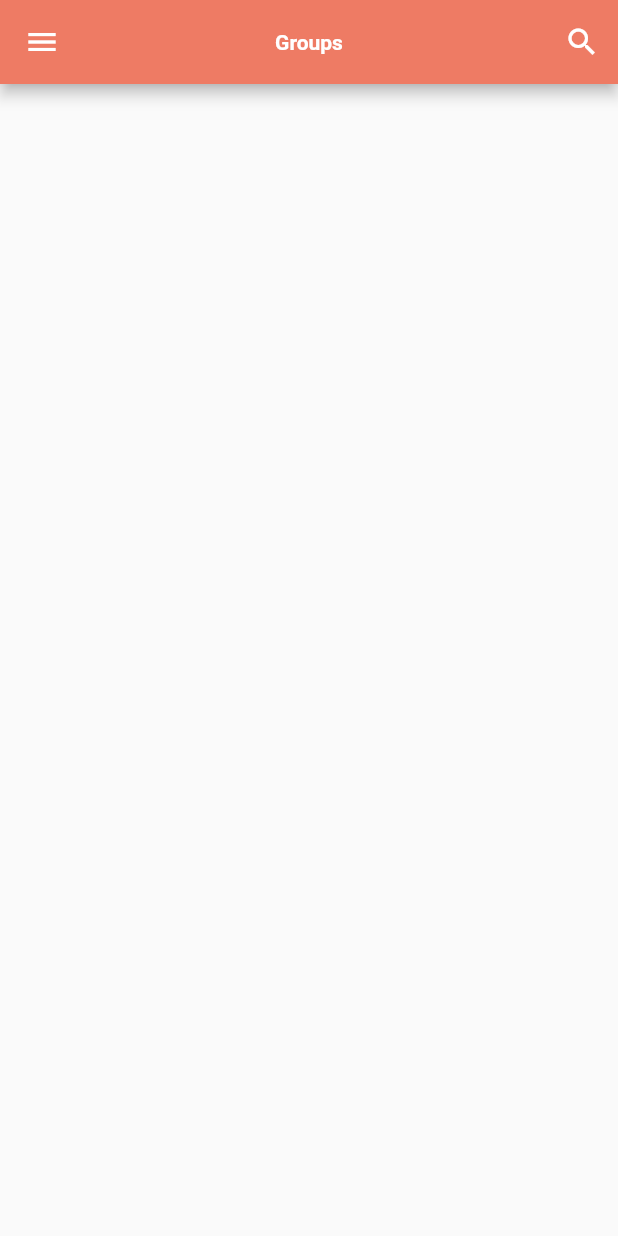
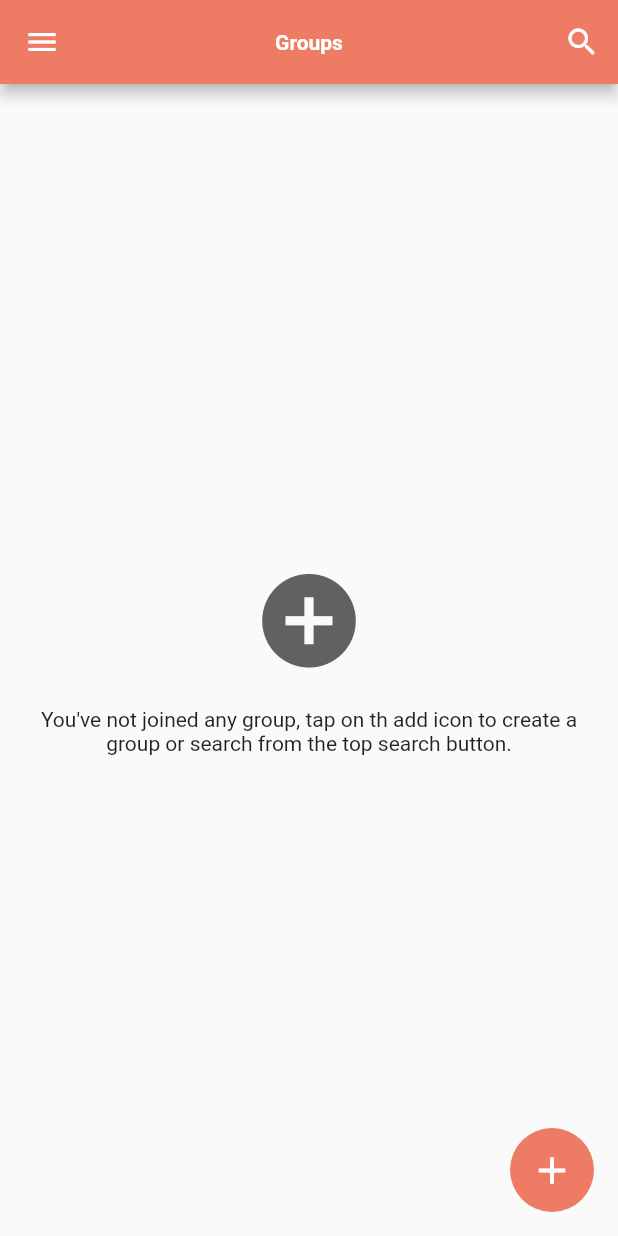
Before and after one commit to Pav10s/chat_app, a Flutter app: the HomePage screen opened directly, on a phone screen of 412 x 824 dp. Run offline on Flutter 3.47's test engine with Material 2 defaults, Android fonts, the phone set to English and light mode, and no system bars; our stand-ins replace cloud_firestore, firebase_auth, firebase_core, shared_preferences; accounts and stored records are empty.

Commit message:
Creating Group Feature

```diff
--- a/lib/pages/auth/login_page.dart
+++ b/lib/pages/auth/login_page.dart
@@ -6,7 +6,6 @@ import 'package:chat_app/service/database_service.dart';
 import 'package:chat_app/widgets/widgets.dart';
 import 'package:cloud_firestore/cloud_firestore.dart';
 import 'package:firebase_auth/firebase_auth.dart';
-import 'package:firebase_core/firebase_core.dart';
 import 'package:flutter/gestures.dart';
 import 'package:flutter/material.dart';
 
@@ -160,7 +159,7 @@ class _LoginPageState extends State<LoginPage> {
           .then((value) async {
         if (value == true) {
           QuerySnapshot snapshot =
-              await DatabaseService(FirebaseAuth.instance.currentUser!.uid)
+              await DatabaseService(uid:FirebaseAuth.instance.currentUser!.uid)
                   .getUserData(email);
           await HelperFunction.saveUserLoggedInKey(true);
           await HelperFunction.saveUserNameSF(snapshot.docs[0]["fullName"]);
--- a/lib/pages/home_page.dart
+++ b/lib/pages/home_page.dart
@@ -3,7 +3,9 @@ import 'package:chat_app/pages/auth/login_page.dart';
 import 'package:chat_app/pages/proflie_page.dart';
 import 'package:chat_app/pages/search_page.dart';
 import 'package:chat_app/service/auth_service.dart';
+import 'package:chat_app/service/database_service.dart';
 import 'package:chat_app/widgets/widgets.dart';
+import 'package:firebase_auth/firebase_auth.dart';
 import 'package:flutter/material.dart';
 
 class HomePage extends StatefulWidget {
@@ -17,6 +19,9 @@ class _HomePageState extends State<HomePage> {
   String userName = "";
   String email = "";
   AuthService authService = AuthService();
+  Stream? groups;
+  bool _isLoading = false;
+  String groupName = "";
 
   @override
   void initState() {
@@ -30,6 +35,15 @@ class _HomePageState extends State<HomePage> {
     });
     await HelperFunction.getEmail().then((value) {
       email = value!;
+    });
+
+    //getting the list of snapshots in stream
+    await DatabaseService(uid: FirebaseAuth.instance.currentUser!.uid)
+        .getUserGroups()
+        .then((snapshot) {
+      setState(() {
+        groups = snapshot;
+      });
     });
   }
 
@@ -152,6 +166,127 @@ class _HomePageState extends State<HomePage> {
           ],
         ),
       ),
+      body: groupList(),
+      floatingActionButton: FloatingActionButton(
+        onPressed: () {
+          popUpDialog(context);
+        },
+        elevation: 0,
+        backgroundColor: Theme.of(context).primaryColor,
+        child: const Icon(
+          Icons.add,
+          color: Colors.white,
+          size: 30,
+        ),
+      ),
+    );
+  }
+
+  groupList() {
+    return StreamBuilder(
+      stream: groups,
+      builder: (context, AsyncSnapshot snapshot) {
+        //makes some checks
+        if (snapshot.hasData) {
+          if (snapshot.data['groups'] != null) {
+            if (snapshot.data['groups'].length != 0) {
+              return const Text("hello");
+            } else {
+              return noGroupsWidget();
+            }
+          } else {
+            return noGroupsWidget();
+          }
+        } else {
+          return Center(
+            child: CircularProgressIndicator(
+                color: Theme.of(context).primaryColor),
+          );
+        }
+      },
+    );
+  }
+
+  noGroupsWidget() {
+    return Container(
+        padding: const EdgeInsets.symmetric(horizontal: 25),
+        child: Column(
+          mainAxisAlignment: MainAxisAlignment.center,
+          crossAxisAlignment: CrossAxisAlignment.center,
+          children: [
+            GestureDetector(
+              onTap: () {
+                popUpDialog(context);
+              },
+              child: Icon(
+                Icons.add_circle,
+                color: Colors.grey[700],
+                size: 75,
+              ),
+            ),
+            const SizedBox(
+              height: 20,
+            ),
+            const Text(
+              "You've not joined any group, tap on th add icon to create a group or search from the top search button.",
+              textAlign: TextAlign.center,
+            )
+          ],
+        ));
+  }
+
+  popUpDialog(BuildContext context) {
+    showDialog(
+      barrierDismissible: false,
+      context: context,
+      builder: (context) {
+        return AlertDialog(
+          title: const Text(
+            "Create a groups",
+            textAlign: TextAlign.center,
+          ),
+          content: Column(
+            mainAxisSize: MainAxisSize.min,
+            children: [
+              _isLoading
+                  ? Center(
+                      child: CircularProgressIndicator(
+                        color: Theme.of(context).primaryColor,
+                      ),
+                    )
+                  : TextField(
+                      onChanged: (val) {
+                        setState(() {
+                          groupName = val;
+                        });
+                      },
+                      style: const TextStyle(color: Colors.black),
+                      decoration: createGroupDecor,
+                    )
+            ],
+          ),
+          actions: [
+            ElevatedButton(
+              onPressed: () {
+                Navigator.of(context).pop();
+              },
+              style: ElevatedButton.styleFrom(
+                  backgroundColor: Theme.of(context).primaryColor),
+              child: const Text(
+                "Cancel",
+              ),
+            ),
+            ElevatedButton(
+              onPressed: () {},
+              style: ElevatedButton.styleFrom(
+                  backgroundColor: Theme.of(context).primaryColor),
+              child: const Text(
+                "Create",
+              ),
+            ),
+          ],
+        );
+      },
     );
   }
 }
--- a/lib/service/auth_service.dart
+++ b/lib/service/auth_service.dart
@@ -32,7 +32,7 @@ class AuthService {
 
       if (user != null) {
         // call database service
-        await DatabaseService(user.uid).savingUserData(fullName, email);
+        await DatabaseService(uid: user.uid).savingUserData(fullName, email);
         return true;
       }
     } on FirebaseAuthException catch (e) {
--- a/lib/service/database_service.dart
+++ b/lib/service/database_service.dart
@@ -2,7 +2,7 @@ import 'package:cloud_firestore/cloud_firestore.dart';
 
 class DatabaseService {
   final String? uid;
-  DatabaseService(this.uid);
+  DatabaseService({this.uid});
 
   //reference for collection
   final CollectionReference userCollection =
@@ -16,7 +16,7 @@ class DatabaseService {
     return await userCollection.doc(uid).set({
       "fullName": fullName,
       "email": email,
-      "gorups": [],
+      "groups": [],
       "profilePic": "",
       "uid": uid
     });
@@ -27,4 +27,8 @@ class DatabaseService {
         await userCollection.where("email", isEqualTo: email).get();
     return snapshot;
   }
+
+  getUserGroups() async {
+    return userCollection.doc(uid).snapshots();
+  }
 }
--- a/lib/widgets/widgets.dart
+++ b/lib/widgets/widgets.dart
@@ -10,6 +10,21 @@ const textDecoration = InputDecoration(
   ),
   errorBorder: OutlineInputBorder(
     borderSide: BorderSide(color: Color(0xFFee7b64), width: 2),
+  ),
+);
+
+final createGroupDecor = InputDecoration(
+  focusedBorder: OutlineInputBorder(
+    borderSide: const BorderSide(color: Color(0xFFee7b64), width: 2),
+    borderRadius: BorderRadius.circular(20),
+  ),
+  enabledBorder: OutlineInputBorder(
+    borderSide: const BorderSide(color: Color(0xFFee7b64), width: 2),
+    borderRadius: BorderRadius.circular(20),
+  ),
+  errorBorder: OutlineInputBorder(
+    borderSide: const BorderSide(color: Color(0xFFee7b64), width: 2),
+    borderRadius: BorderRadius.circular(20),
   ),
 );
 
@@ -48,5 +63,5 @@ void showSnackBar(context, message, color) {
       onPressed: () {},
       label: "OK",
     ),
-  ));
+    ));
 }
```
